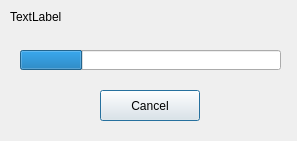
Old version of the form VisualStatistics/ProgressDialog.ui in the repository kery/MacVisTat.
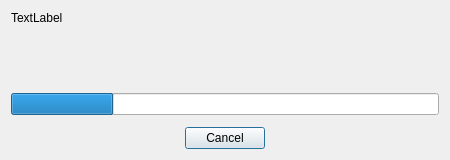
New version of the form.

Commit message: Add support for removing original XML files after successful conversion.

Diff of the .ui file:
```diff
--- a/VisualStatistics/ProgressDialog.ui
+++ b/VisualStatistics/ProgressDialog.ui
@@ -6,22 +6,19 @@
    <rect>
     <x>0</x>
     <y>0</y>
-    <width>297</width>
-    <height>141</height>
+    <width>450</width>
+    <height>160</height>
    </rect>
   </property>
   <property name="windowTitle">
    <string>Dialog</string>
   </property>
+  <layout class="QVBoxLayout" name="verticalLayout">
+   <property name="spacing">
+    <number>12</number>
+   </property>
+   <item>
   <widget class="QLabel" name="label">
-   <property name="geometry">
-    <rect>
-     <x>10</x>
-     <y>10</y>
-     <width>271</width>
-     <height>31</height>
-    </rect>
-   </property>
    <property name="text">
     <string>TextLabel</string>
    </property>
@@ -32,15 +29,9 @@
     <bool>true</bool>
    </property>
   </widget>
+   </item>
+   <item>
   <widget class="QProgressBar" name="progressBar">
-   <property name="geometry">
-    <rect>
-     <x>20</x>
-     <y>50</y>
-     <width>261</width>
-     <height>20</height>
-    </rect>
-   </property>
    <property name="value">
     <number>24</number>
    </property>
@@ -48,22 +39,45 @@
     <bool>false</bool>
    </property>
   </widget>
+   </item>
+   <item>
+    <layout class="QHBoxLayout" name="horizontalLayout">
+     <item>
+      <spacer name="horizontalSpacer">
+       <property name="orientation">
+        <enum>Qt::Horizontal</enum>
+       </property>
+       <property name="sizeHint" stdset="0">
+        <size>
+         <width>40</width>
+         <height>20</height>
+        </size>
+       </property>
+      </spacer>
+     </item>
+     <item>
   <widget class="QPushButton" name="pushButton">
-   <property name="geometry">
-    <rect>
-     <x>100</x>
-     <y>90</y>
-     <width>100</width>
-     <height>31</height>
-    </rect>
-   </property>
    <property name="text">
     <string>Cancel</string>
    </property>
   </widget>
-  <zorder>pushButton</zorder>
-  <zorder>label</zorder>
-  <zorder>progressBar</zorder>
+     </item>
+     <item>
+      <spacer name="horizontalSpacer_2">
+       <property name="orientation">
+        <enum>Qt::Horizontal</enum>
+       </property>
+       <property name="sizeHint" stdset="0">
+        <size>
+         <width>40</width>
+         <height>20</height>
+        </size>
+       </property>
+      </spacer>
+     </item>
+    </layout>
+   </item>
+  </layout>
  </widget>
  <resources/>
  <connections/>
```
Lines whose indentation alone changed are shown as unchanged. The commit also changes 1 other file.
